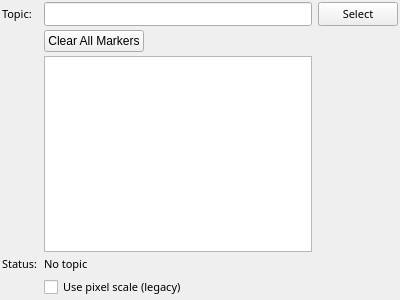
ros2-gbp/mapviz-release, file mapviz_plugins/ui/marker_config.ui: the form before one commit.
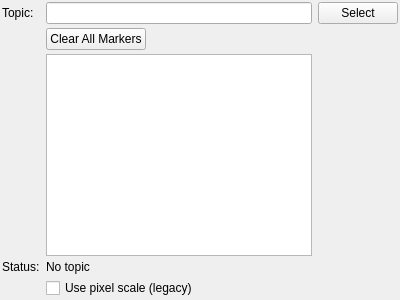
The form after the commit.

The edit to the form file:
```diff
--- a/mapviz_plugins/ui/marker_config.ui
+++ b/mapviz_plugins/ui/marker_config.ui
@@ -34,12 +34,6 @@
    </property>
    <item row="5" column="3" colspan="2">
     <widget class="QLabel" name="status">
-     <property name="font">
-      <font>
-       <family>Sans Serif</family>
-       <pointsize>8</pointsize>
-      </font>
-     </property>
      <property name="styleSheet">
       <string notr="true"/>
      </property>
@@ -53,22 +47,10 @@
    </item>
    <item row="2" column="3">
     <widget class="QLineEdit" name="topic">
-     <property name="font">
-      <font>
-       <family>Sans Serif</family>
-       <pointsize>8</pointsize>
-      </font>
-     </property>
     </widget>
    </item>
    <item row="5" column="0">
     <widget class="QLabel" name="label_2">
-     <property name="font">
-      <font>
-       <family>Sans Serif</family>
-       <pointsize>8</pointsize>
-      </font>
-     </property>
      <property name="text">
       <string>Status:</string>
      </property>
@@ -82,12 +64,6 @@
        <verstretch>0</verstretch>
       </sizepolicy>
      </property>
-     <property name="font">
-      <font>
-       <family>Sans Serif</family>
-       <pointsize>8</pointsize>
-      </font>
-     </property>
      <property name="styleSheet">
       <string notr="true"/>
      </property>
@@ -98,12 +74,6 @@
    </item>
    <item row="2" column="0">
     <widget class="QLabel" name="label">
-     <property name="font">
-      <font>
-       <family>Sans Serif</family>
-       <pointsize>8</pointsize>
-      </font>
-     </property>
      <property name="text">
       <string>Topic:</string>
      </property>
@@ -127,12 +97,6 @@
    </item>
    <item row="6" column="3" colspan="2">
     <widget class="QCheckBox" name="usePixelScale">
-     <property name="font">
-      <font>
-       <family>Sans Serif</family>
-       <pointsize>8</pointsize>
-      </font>
-     </property>
      <property name="toolTip">
       <string>When checked, marker scale.x/scale.y are interpreted as pixels (legacy mapviz behavior). When unchecked (default), they are interpreted as meters, matching RViz.</string>
      </property>
```
